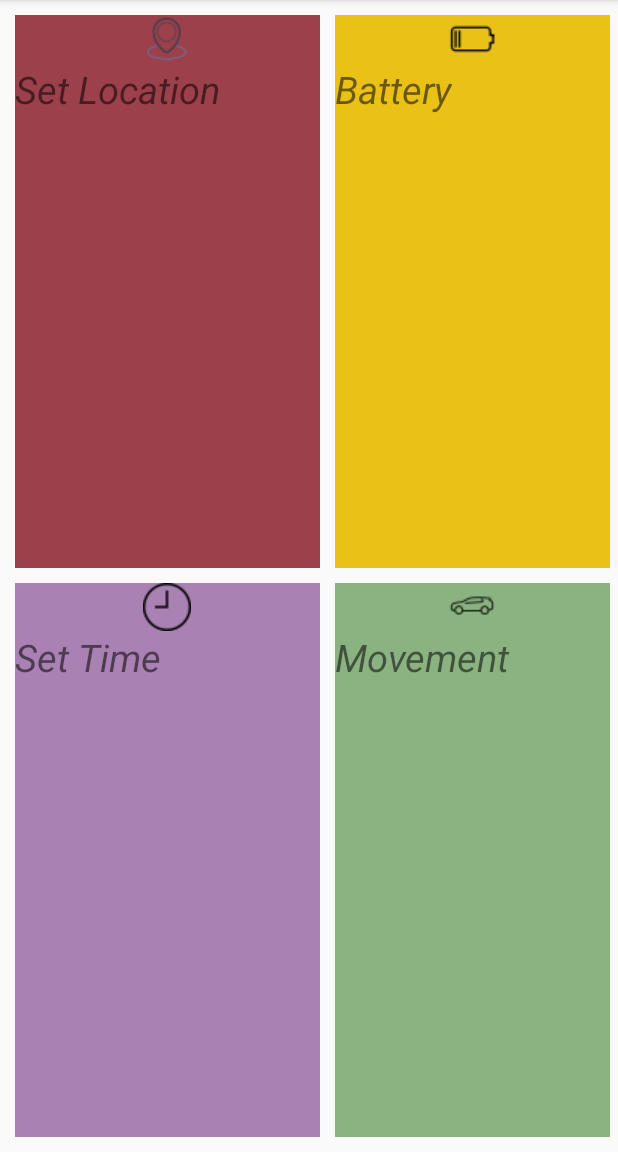
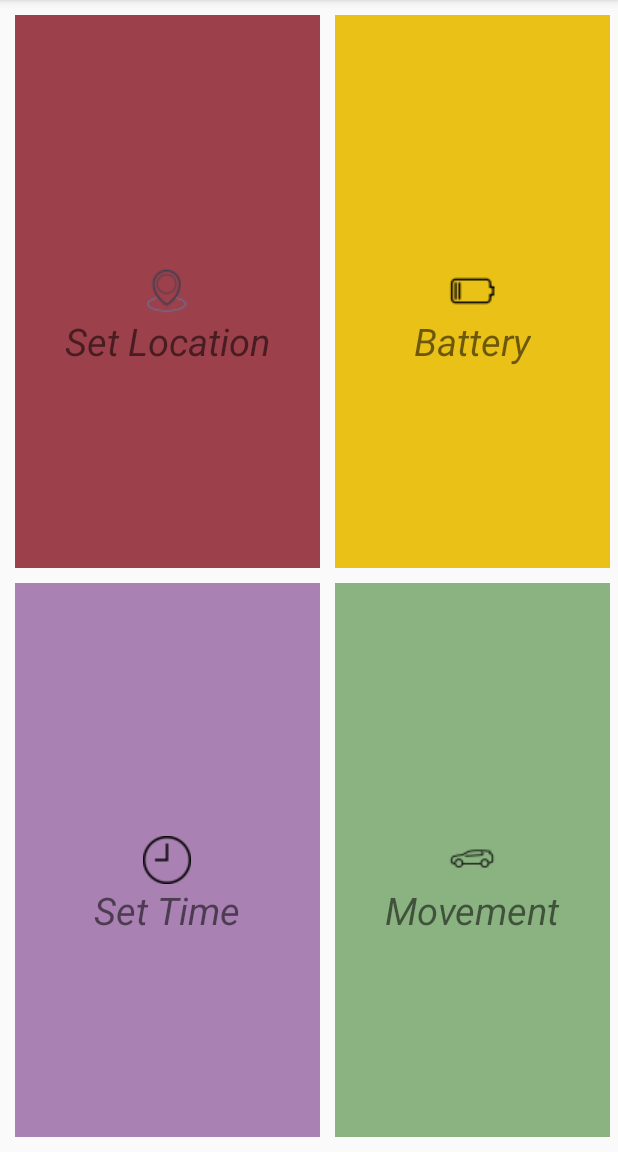
Before and after one commit to meghana-webonise/meghana-profileManagerApp, an Android app: the MainActivity screen opened directly, with no data from a screen before it, on a phone screen of 412 x 824 dp, the part 84-1236 px from its top. Run offline under Robolectric (Android 15) with nearby library versions, the phone set to English and light mode, and no system bars; 1 statement that could not run was skipped.

```diff
--- a/ProfileManager/app/src/main/res/layout/activity_main.xml
+++ b/ProfileManager/app/src/main/res/layout/activity_main.xml
@@ -37,7 +37,7 @@
                     android:background="@drawable/location"
                     android:layout_width="wrap_content"
                     android:layout_height="wrap_content"
-                    android:layout_centerHorizontal="true"
+                    android:layout_centerInParent="true"
                     />
                 <TextView
                     android:layout_width="wrap_content"
@@ -46,6 +46,7 @@
                     android:layout_below="@+id/ivLocation"
                     style="@style/textSize"
                     android:textStyle="italic"
+                    android:layout_centerInParent="true"
                     />
 
             </RelativeLayout>
@@ -90,7 +91,7 @@
                     android:background="@drawable/battery"
                     android:layout_width="wrap_content"
                     android:layout_height="wrap_content"
-                    android:layout_centerHorizontal="true"
+                    android:layout_centerInParent="true"
                     />
                 <TextView
                     android:layout_width="wrap_content"
@@ -99,6 +100,7 @@
                     android:layout_below="@+id/ivBattery"
                     style="@style/textSize"
                     android:textStyle="italic"
+                    android:layout_centerInParent="true"
                     />
 
             </RelativeLayout>
@@ -127,7 +129,7 @@
                     android:background="@drawable/time"
                     android:layout_width="wrap_content"
                     android:layout_height="wrap_content"
-                    android:layout_centerHorizontal="true"
+                    android:layout_centerInParent="true"
                     />
                 <TextView
                     android:layout_width="wrap_content"
@@ -136,6 +138,7 @@
                     android:layout_below="@+id/ivTimer"
                     style="@style/textSize"
                     android:textStyle="italic"
+                    android:layout_centerInParent="true"
                     />
 
             </RelativeLayout>
@@ -155,7 +158,7 @@
                     android:background="@drawable/car"
                     android:layout_width="wrap_content"
                     android:layout_height="wrap_content"
-                    android:layout_centerHorizontal="true"
+                    android:layout_centerInParent="true"
                     />
                 <TextView
                     android:layout_width="wrap_content"
@@ -164,6 +167,7 @@
                     android:layout_below="@+id/ivMovement"
                     style="@style/textSize"
                     android:textStyle="italic"
+                    android:layout_centerInParent="true"
                     />
 
             </RelativeLayout>
```
